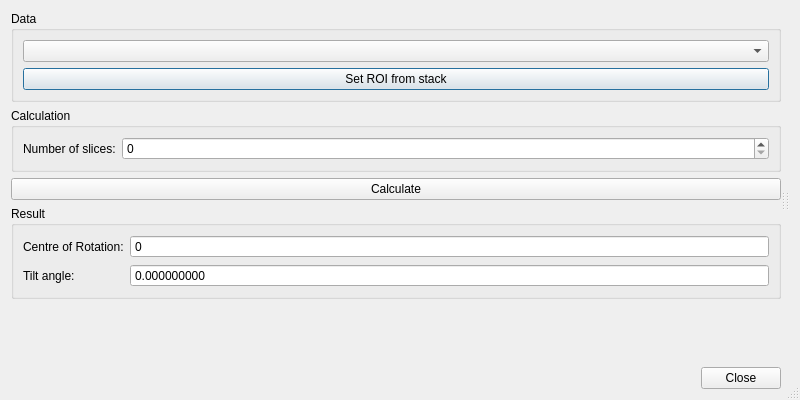
Before: the Qt Designer form mantidimaging/gui/ui/cor_tilt_dialog.ui in mantidproject/mantidimaging, drawn with Qt 5.
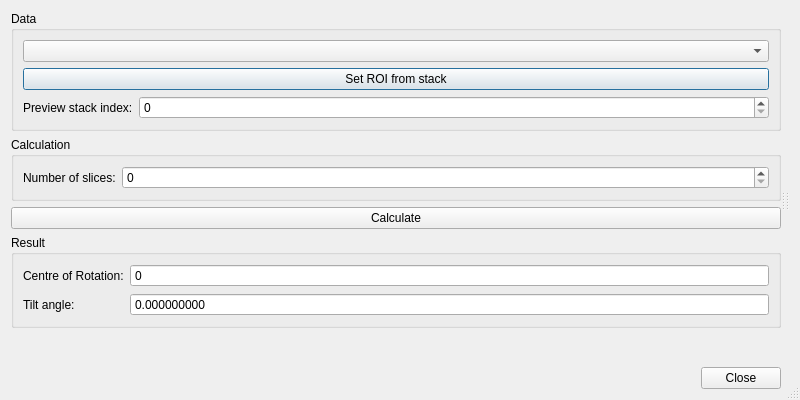
After: the same form once the commit is applied. Custom widgets are drawn as their Qt base class.

Commit message:
Allow scrolling through stack on COR/tilt UI
Re #187

What changed in the file:
```diff
--- a/mantidimaging/gui/ui/cor_tilt_dialog.ui
+++ b/mantidimaging/gui/ui/cor_tilt_dialog.ui
@@ -29,17 +29,27 @@
          <property name="title">
           <string>Data</string>
          </property>
-         <layout class="QVBoxLayout" name="verticalLayout_2">
-          <item>
+         <layout class="QFormLayout" name="formLayout">
+          <item row="0" column="0" colspan="2">
            <widget class="StackSelectorWidgetView" name="stackSelector"/>
           </item>
-          <item>
+          <item row="1" column="0" colspan="2">
            <widget class="QPushButton" name="setRoi">
             <property name="text">
              <string>Set ROI from stack</string>
             </property>
            </widget>
           </item>
+          <item row="2" column="1">
+           <widget class="QSpinBox" name="previewStackIndex"/>
+          </item>
+          <item row="2" column="0">
+           <widget class="QLabel" name="previewStackIndexLabel">
+            <property name="text">
+             <string>Preview stack index:</string>
+            </property>
+           </widget>
+          </item>
          </layout>
         </widget>
        </item>
```
The commit also changes 3 other files.
